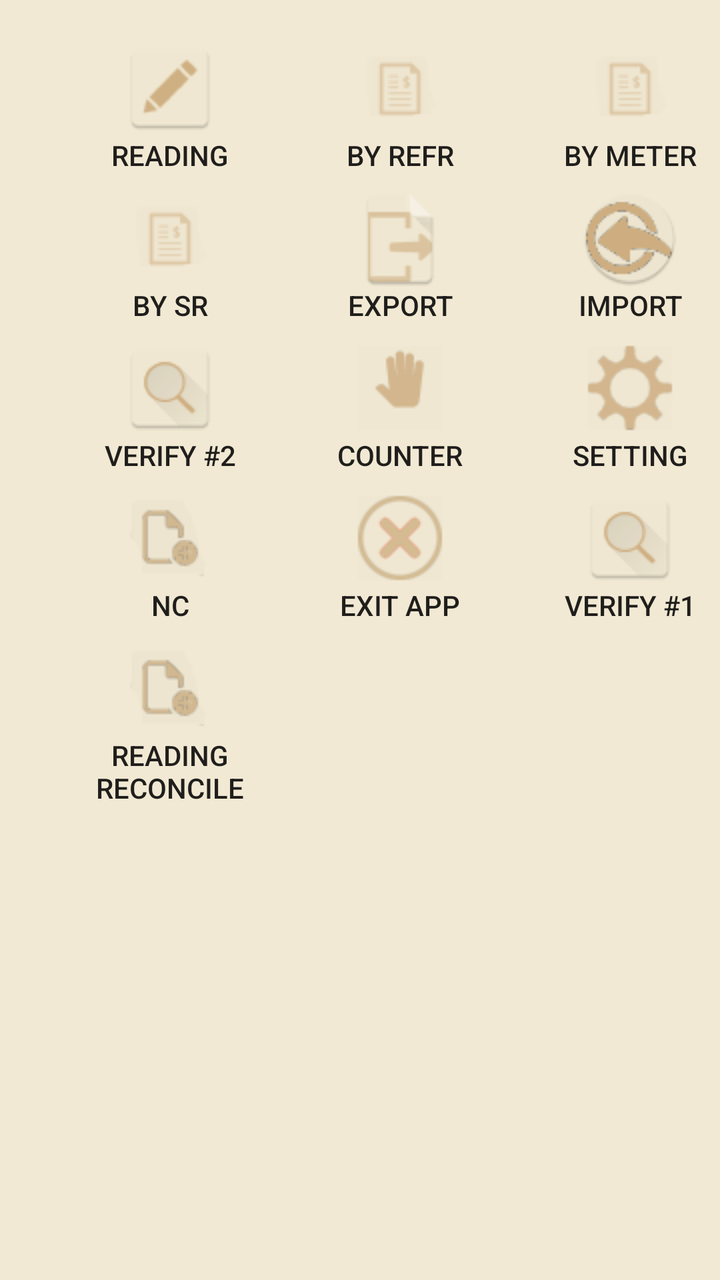
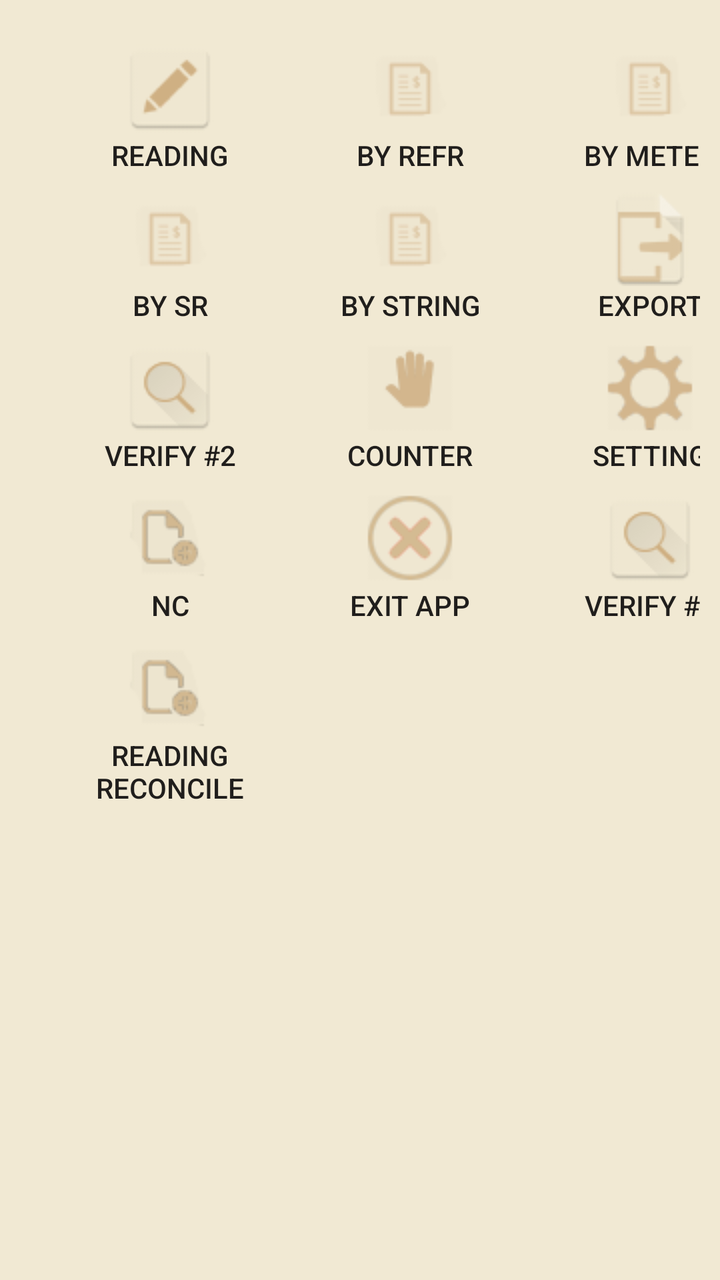

Before-and-after screenshots of an Android layout around one commit, followed by the original layout XML and the change that was made.
<!-- AndroidManifest.xml: application theme AppTheme -->
<!-- res/layout/activity_detail.xml -->
<TableLayout xmlns:android="http://schemas.android.com/apk/res/android"
    android:layout_width="fill_parent"
    android:background="#f1e9d3"
    android:layout_height="fill_parent">

    <TableRow
        android:layout_width="fill_parent"
        android:layout_marginTop="20dp"
        android:layout_marginRight="10dp"
        android:layout_marginLeft="25dp"
        android:layout_height="fill_parent">
        <Button
            android:id="@+id/reading"
            android:layout_width="120dp"
            android:layout_height="wrap_content"
            android:background="@android:color/transparent"
            android:drawableTop="@drawable/read"
            android:text="Reading"
            android:onClick="showZaire" />
        <Button
            android:id="@+id/searchbyref"
            android:layout_width="110dp"
            android:layout_height="wrap_content"
            android:onClick="showZaire"
            android:background="@android:color/transparent"
            android:drawableTop="@drawable/invoice"
            android:text="By Refr" />


        <Button
            android:id="@+id/searchbymeter"
            android:layout_width="120dp"
            android:layout_height="wrap_content"
            android:onClick="showZaire"
            android:background="@android:color/transparent"
            android:drawableTop="@drawable/invoice"
            android:text="By Meter" />

    </TableRow>

    <TableRow
        android:layout_width="fill_parent"
        android:layout_marginTop="08dp"
        android:layout_marginLeft="25dp"
        android:layout_marginRight="10dp"
        android:layout_height="fill_parent">

        <Button
            android:id="@+id/byserial"
            android:layout_width="120dp"
            android:layout_height="wrap_content"
            android:onClick="showZaire"
            android:background="@android:color/transparent"
            android:drawableTop="@drawable/invoice"
            android:text="By Sr" />

        <Button
            android:id="@+id/exportdata"
            android:layout_width="100dp"
            android:layout_height="wrap_content"
            android:onClick="showZaire"
            android:background="@android:color/transparent"
            android:drawableTop="@drawable/export"
            android:text="Export" />
        <Button
            android:id="@+id/importdata"
            android:layout_width="120dp"
            android:layout_height="wrap_content"
            android:onClick="showZaire"
            android:background="@android:color/transparent"
            android:drawableTop="@drawable/importdb"
            android:text="Import" />

    </TableRow>


    <TableRow
        android:layout_width="fill_parent"
        android:layout_marginTop="08dp"
        android:layout_marginLeft="25dp"
        android:layout_marginRight="10dp"
        android:layout_height="fill_parent">
        <Button
            android:id="@+id/viewicon2"
            android:layout_width="120dp"
            android:layout_height="wrap_content"
            android:onClick="showZaire"
            android:background="@android:color/transparent"
            android:drawableTop="@drawable/searching"
            android:text="Verify #2"
            />

        <Button
        android:id="@+id/counter"
        android:layout_width="100dp"
        android:layout_height="wrap_content"
        android:onClick="showZaire"
            android:background="@android:color/transparent"
        android:drawableTop="@drawable/hand"
        android:text="Counter"
        />

        <Button
            android:id="@+id/configuration"
            android:layout_width="120dp"
            android:layout_height="wrap_content"
            android:onClick="showZaire"
            android:background="@android:color/transparent"
            android:drawableTop="@drawable/settingicon"
            android:text="Setting"
            />
    </TableRow>

    <TableRow
        android:layout_width="fill_parent"
        android:layout_marginTop="08dp"
        android:layout_marginLeft="25dp"
        android:layout_marginRight="10dp"
        android:layout_height="fill_parent">

        <Button
            android:id="@+id/newrecord"
            android:layout_width="120dp"
            android:layout_height="wrap_content"
            android:onClick="showZaire"
            android:background="@android:color/transparent"
            android:drawableTop="@drawable/newrecord"
            android:text="nc" />

        <Button
            android:id="@+id/exiticon"
            android:layout_width="100dp"
            android:layout_height="wrap_content"
            android:onClick="showZaire"
            android:background="@android:color/transparent"
            android:drawableTop="@drawable/exiticon"
            android:text="Exit App"
            />

        <Button
            android:id="@+id/viewicon"
            android:layout_width="120dp"
            android:layout_height="wrap_content"
            android:onClick="showZaire"
            android:background="@android:color/transparent"
            android:drawableTop="@drawable/searching"
            android:text="Verify #1"
            />
    </TableRow>

    <TableRow
        android:layout_width="fill_parent"
        android:layout_marginTop="08dp"
        android:layout_marginLeft="25dp"
        android:layout_marginRight="10dp"
        android:layout_height="fill_parent">

        <Button
            android:id="@+id/verifylimit"
            android:layout_width="120dp"
            android:layout_height="wrap_content"
            android:onClick="showZaire"
            android:background="@android:color/transparent"
            android:drawableTop="@drawable/newrecord"
            android:text="Reading Reconcile" />

    </TableRow>
</TableLayout>
<!-- resources referenced by this layout -->
<resources>
  <!-- drawable exiticon: png bitmap (drawable, 1847 bytes) -->
  <!-- drawable export: png bitmap (drawable, 1768 bytes) -->
  <!-- drawable hand: png bitmap (drawable, 1107 bytes) -->
  <!-- drawable importdb: png bitmap (drawable, 56089 bytes) -->
  <!-- drawable invoice: png bitmap (drawable, 51190 bytes) -->
  <!-- drawable newrecord: png bitmap (drawable, 56904 bytes) -->
  <!-- drawable read: png bitmap (drawable, 1470 bytes) -->
  <!-- drawable searching: png bitmap (drawable, 1868 bytes) -->
  <!-- drawable settingicon: png bitmap (drawable, 1295 bytes) -->
  <style name="AppTheme" parent="Theme.AppCompat.Light.DarkActionBar">
          
          <item name="actionBarStyle">@style/MyActionBar</item>
          <item name="actionBarTabTextStyle">@style/MyActionBarTabText</item>
          <item name="actionMenuTextColor">@color/actionbar_text</item>
      </style>
  <style name="MyActionBar" parent="@style/Widget.AppCompat.Light.ActionBar.Solid.Inverse">
          <item name="android:background">@color/actionbar_background</item>
          <item name="android:titleTextStyle">@style/MyActionBarTitleText</item>
  
          
         <item name="background">@color/actionbar_background</item>
          <item name="titleTextStyle">@style/MyActionBarTitleText</item>
      </style>
  <style name="MyActionBarTabText" parent="@style/Widget.AppCompat.ActionBar.TabText">
          <item name="android:textColor">@color/actionbar_text</item>
      </style>
  <color name="actionbar_text">#ffffff</color>
  <color name="actionbar_background">#ab8a39</color>
  <style name="MyActionBarTitleText" parent="@style/TextAppearance.AppCompat.Widget.ActionBar.Title">
          <item name="android:textColor">@color/actionbar_text</item>
      </style>
</resources>

<!-- the commit's change to res/layout/activity_detail.xml (unified diff, before → after) -->
@@ -55,6 +55,14 @@
             android:text="By Sr" />
 
         <Button
+            android:id="@+id/importdata"
+            android:layout_width="120dp"
+            android:layout_height="wrap_content"
+            android:onClick="showZaire"
+            android:background="@android:color/transparent"
+            android:drawableTop="@drawable/invoice"
+            android:text="By String" />
+        <Button
             android:id="@+id/exportdata"
             android:layout_width="100dp"
             android:layout_height="wrap_content"
@@ -62,14 +70,6 @@
             android:background="@android:color/transparent"
             android:drawableTop="@drawable/export"
             android:text="Export" />
-        <Button
-            android:id="@+id/importdata"
-            android:layout_width="120dp"
-            android:layout_height="wrap_content"
-            android:onClick="showZaire"
-            android:background="@android:color/transparent"
-            android:drawableTop="@drawable/importdb"
-            android:text="Import" />
 
     </TableRow>
 
<!-- resource entries referenced after the edit -->
@@ -3,7 +3,6 @@
   <!-- drawable exiticon: png bitmap (drawable, 1847 bytes) -->
   <!-- drawable export: png bitmap (drawable, 1768 bytes) -->
   <!-- drawable hand: png bitmap (drawable, 1107 bytes) -->
-  <!-- drawable importdb: png bitmap (drawable, 56089 bytes) -->
   <!-- drawable invoice: png bitmap (drawable, 51190 bytes) -->
   <!-- drawable newrecord: png bitmap (drawable, 56904 bytes) -->
   <!-- drawable read: png bitmap (drawable, 1470 bytes) -->
